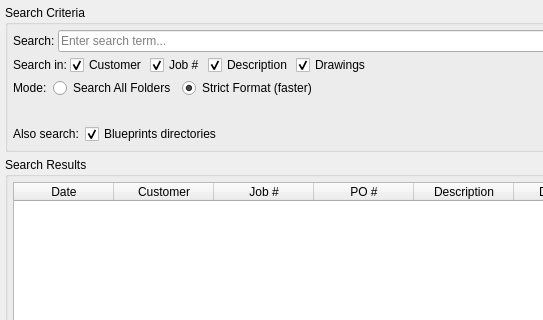
Above: modules/search/ui/search_tab.ui from i-machine-things-org/JobDocs before the change; both pictures show x 0 to 543 and y 0 to 320 of the 880 by 650 pixel window. Below: the same form after it.
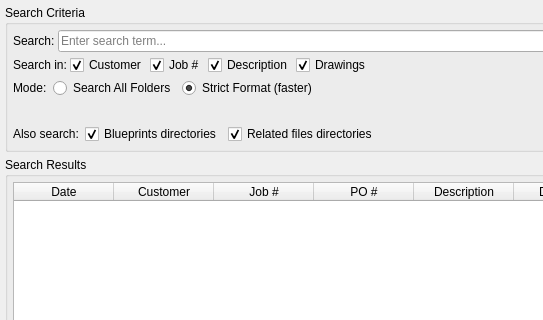
That is the form after the change.

Commit message: feat: add configurable Related Files directory, searchable like Blueprints

The edit to the form file:
```diff
--- a/modules/search/ui/search_tab.ui
+++ b/modules/search/ui/search_tab.ui
@@ -271,6 +271,16 @@
            </property>
           </widget>
          </item>
+         <item>
+          <widget class="QCheckBox" name="search_related_files_check">
+           <property name="text">
+            <string>Related files directories</string>
+           </property>
+           <property name="checked">
+            <bool>true</bool>
+           </property>
+          </widget>
+         </item>
          <item>
           <spacer name="horizontalSpacer_4">
            <property name="orientation">
```
The commit also changes 5 other files.
